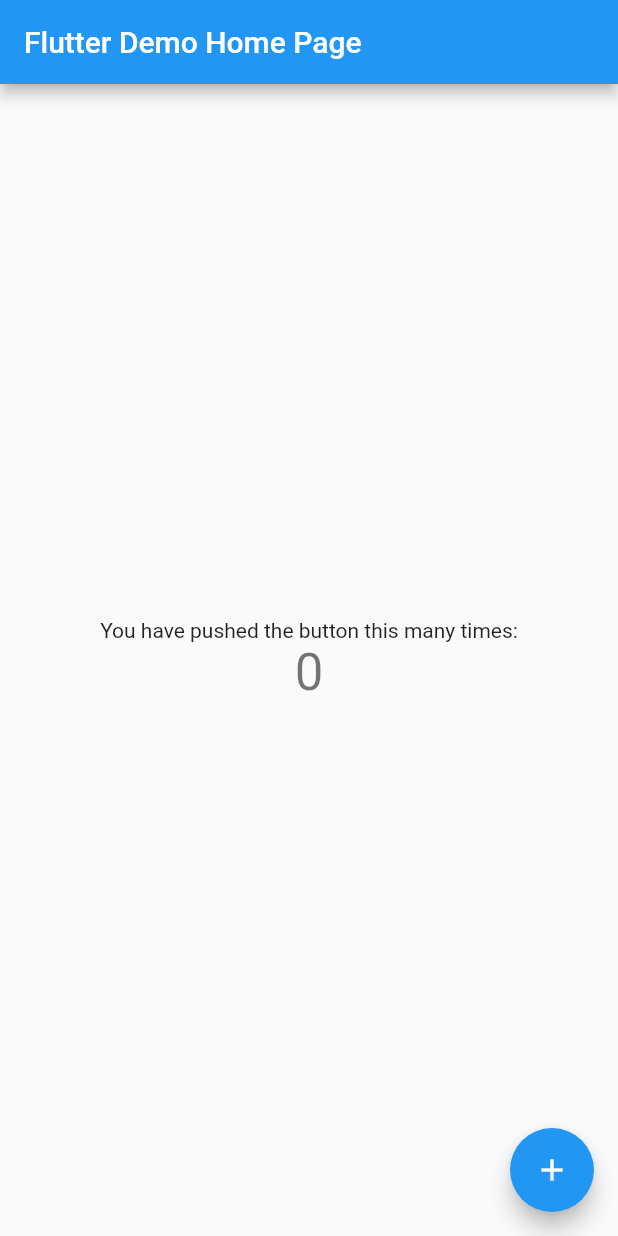
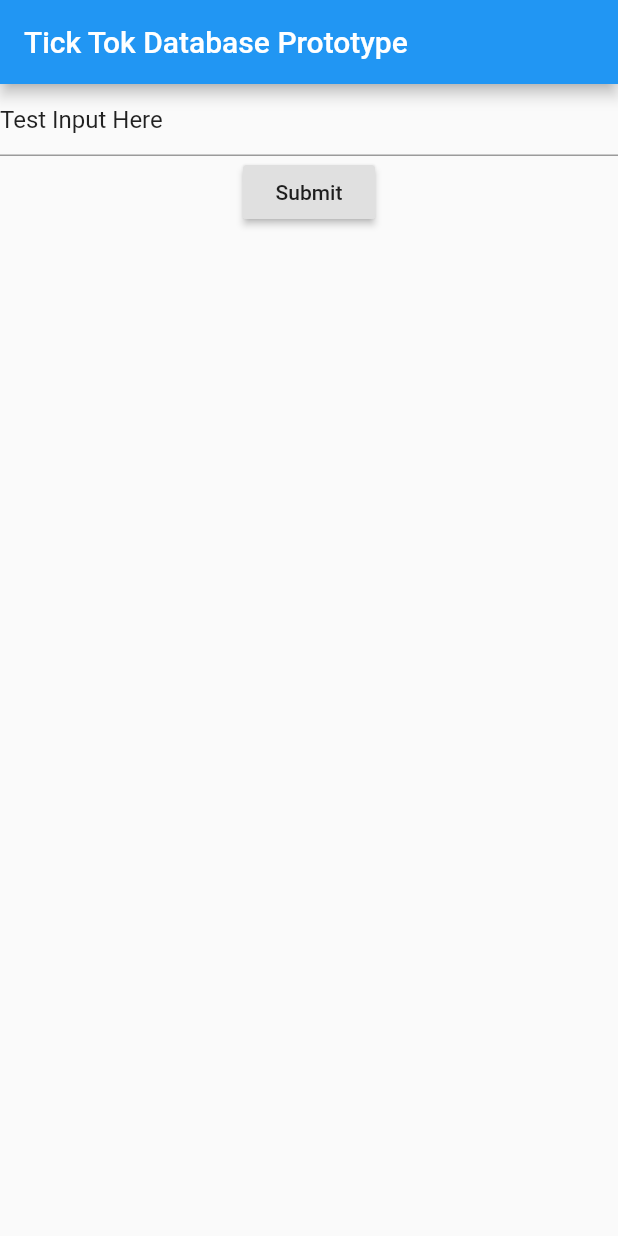
Before and after one commit to adamcantor22/Tick-mon, a Flutter app: the screen it shows after launch, on a phone screen of 412 x 824 dp. Run offline on Flutter 3.47's test engine with Material 2 defaults, Android fonts, the phone set to English and light mode, and no system bars; our stand-ins replace cloud_firestore; accounts and stored records are empty.

Commit message:
Basic structural implementation
This creates a basic structure for the prototype, and also adds a few necessary lines to one of the build.gradle files to ensure it doesn't fail on building

```diff
--- a/tick_tok_bio/lib/main.dart
+++ b/tick_tok_bio/lib/main.dart
@@ -1,119 +1,47 @@
 import 'package:flutter/material.dart';
+import 'package:cloud_firestore/cloud_firestore.dart';
 
 void main() {
   runApp(MyApp());
 }
 
-//test
 class MyApp extends StatelessWidget {
-  // This widget is the root of your application.
   @override
   Widget build(BuildContext context) {
     return MaterialApp(
-      title: 'Flutter Demo',
-      theme: ThemeData(
-        // This is the theme of your application.
-        //
-        // Try running your application with "flutter run". You'll see the
-        // application has a blue toolbar. Then, without quitting the app, try
-        // changing the primarySwatch below to Colors.green and then invoke
-        // "hot reload" (press "r" in the console where you ran "flutter run",
-        // or simply save your changes to "hot reload" in a Flutter IDE).
-        // Notice that the counter didn't reset back to zero; the application
-        // is not restarted.
-        primarySwatch: Colors.blue,
-        // This makes the visual density adapt to the platform that you run
-        // the app on. For desktop platforms, the controls will be smaller and
-        // closer together (more dense) than on mobile platforms.
-        visualDensity: VisualDensity.adaptivePlatformDensity,
+      home: Scaffold(
+        appBar: AppBar(
+          title: Text('Tick Tok Database Prototype'),
+        ),
+        body: InputSection(),
       ),
-      home: MyHomePage(title: 'Flutter Demo Home Page'),
     );
   }
 }
 
-class MyHomePage extends StatefulWidget {
-  MyHomePage({Key key, this.title}) : super(key: key);
-
-  // This widget is the home page of your application. It is stateful, meaning
-  // that it has a State object (defined below) that contains fields that affect
-  // how it looks.
-
-  // This class is the configuration for the state. It holds the values (in this
-  // case the title) provided by the parent (in this case the App widget) and
-  // used by the build method of the State. Fields in a Widget subclass are
-  // always marked "final".
-
-  final String title;
-
+class InputSection extends StatefulWidget {
   @override
-  _MyHomePageState createState() => _MyHomePageState();
+  _InputSectionState createState() => _InputSectionState();
 }
 
-class _MyHomePageState extends State<MyHomePage> {
-  int _counter = 0;
-
-  void _incrementCounter() {
-    setState(() {
-      // This call to setState tells the Flutter framework that something has
-      // changed in this State, which causes it to rerun the build method below
-      // so that the display can reflect the updated values. If we changed
-      // _counter without calling setState(), then the build method would not be
-      // called again, and so nothing would appear to happen.
-      _counter++;
-    });
-  }
-
+class _InputSectionState extends State<InputSection> {
   @override
   Widget build(BuildContext context) {
-    // This method is rerun every time setState is called, for instance as done
-    // by the _incrementCounter method above.
-    //
-    // The Flutter framework has been optimized to make rerunning build methods
-    // fast, so that you can just rebuild anything that needs updating rather
-    // than having to individually change instances of widgets.
-    return Scaffold(
-      appBar: AppBar(
-        // Here we take the value from the MyHomePage object that was created by
-        // the App.build method, and use it to set our appbar title.
-        title: Text(widget.title),
+    return Form(
+      child: Column(
+        children: <Widget>[
+          TextFormField(
+            initialValue: 'Test Input Here',
+          ),
+          RaisedButton(
+            onPressed: () {
+              //do something
+              return;
+            },
+            child: Text('Submit'),
+          ),
+        ],
       ),
-      body: Center(
-        // Center is a layout widget. It takes a single child and positions it
-        // in the middle of the parent.
-        child: Column(
-          // Column is also a layout widget. It takes a list of children and
-          // arranges them vertically. By default, it sizes itself to fit its
-          // children horizontally, and tries to be as tall as its parent.
-          //
-          // Invoke "debug painting" (press "p" in the console, choose the
-          // "Toggle Debug Paint" action from the Flutter Inspector in Android
-          // Studio, or the "Toggle Debug Paint" command in Visual Studio Code)
-          // to see the wireframe for each widget.
-          //
-          // Column has various properties to control how it sizes itself and
-          // how it positions its children. Here we use mainAxisAlignment to
-          // center the children vertically; the main axis here is the vertical
-          // axis because Columns are vertical (the cross axis would be
-          // horizontal).
-          //This is a new comment
-          mainAxisAlignment: MainAxisAlignment.center,
-          children: <Widget>[
-            Text(
-              'You have pushed the button this many times:',
-            ),
-            Text(
-              '$_counter',
-              style: Theme.of(context).textTheme.headline4,
-            ),
-          ],
-        ),
-      ),
-      floatingActionButton: FloatingActionButton(
-        onPressed: _incrementCounter,
-        tooltip: 'Increment',
-        child: Icon(Icons.add),
-      ), // This trailing comma makes auto-formatting nicer for build methods.
     );
   }
 }
```
Also changed, not shown: 1 other file.
